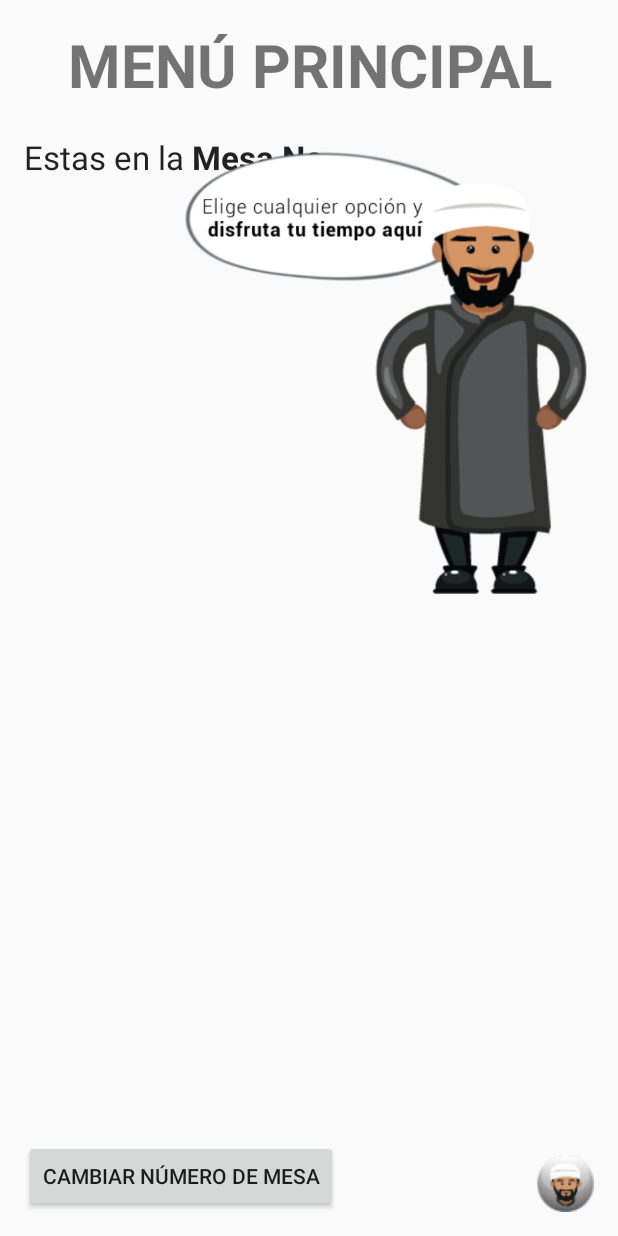
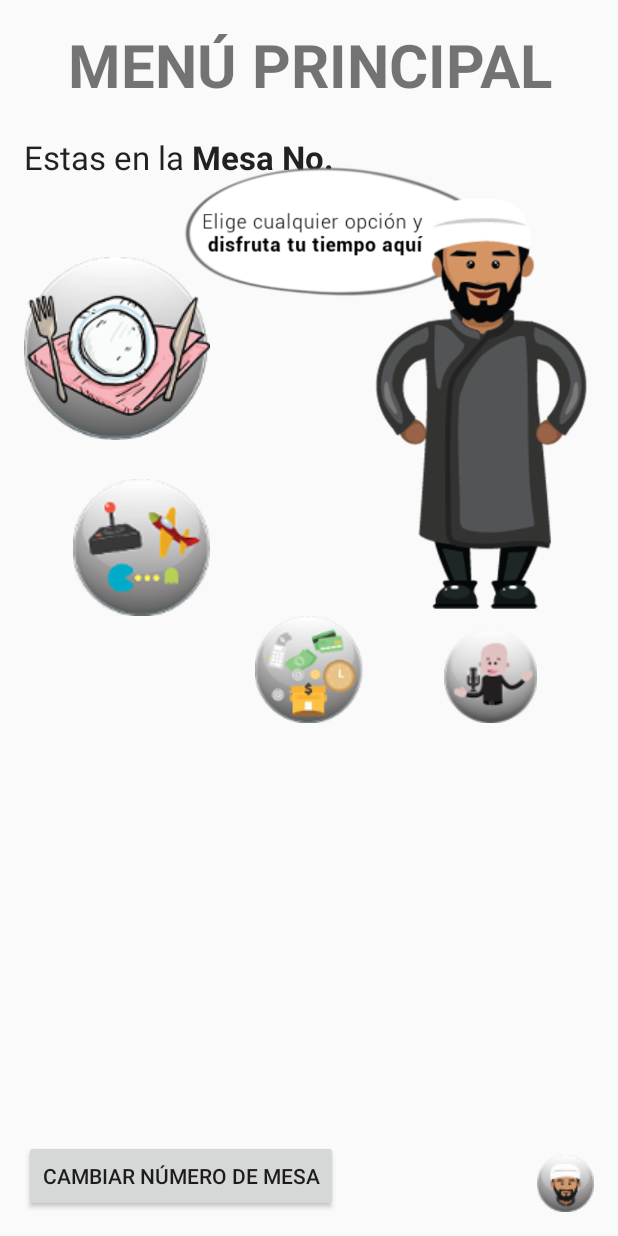
Before and after one commit to ronaldvenegasp/Dharma, an Android app: the layout activity_menu_principal.xml on its own in the app's theme, with its tools: preview values and no code run, on a phone screen of 412 x 824 dp. Run offline under Robolectric (Android 15) with nearby library versions, the phone set to English and light mode, and no system bars.

Commit message:
Botones agregados al menú principal (todos los tamaños)

```diff
--- a/app/src/main/res/layout-large/activity_menu_principal.xml
+++ b/app/src/main/res/layout-large/activity_menu_principal.xml
@@ -64,6 +64,7 @@
         android:src="@drawable/menu_principal"
         android:layout_alignParentTop="true"
         android:layout_alignParentEnd="true"
+        android:layout_marginTop="10dp"
         android:layout_toEndOf="@+id/textView9" />
 
     <ImageView
@@ -74,4 +75,39 @@
         android:layout_alignBottom="@+id/boton_cambiar_mesa"
         android:layout_alignParentEnd="true" />
 
+    <ImageView
+        android:layout_width="wrap_content"
+        android:layout_height="wrap_content"
+        android:id="@+id/pedir_plato"
+        android:src="@drawable/pedir_plato"
+        android:layout_above="@+id/imageView4"
+        android:layout_alignParentStart="true"
+        android:layout_marginBottom="26dp" />
+
+    <ImageView
+        android:layout_width="wrap_content"
+        android:layout_height="wrap_content"
+        android:id="@+id/imageView4"
+        android:src="@drawable/entretenimiento"
+        android:layout_above="@+id/imageView5"
+        android:layout_alignEnd="@+id/pedir_plato" />
+
+    <ImageView
+        android:layout_width="wrap_content"
+        android:layout_height="wrap_content"
+        android:id="@+id/imageView5"
+        android:src="@drawable/pagar"
+        android:layout_alignBottom="@+id/imageView3"
+        android:layout_centerHorizontal="true"
+        android:layout_marginBottom="10dp" />
+
+    <ImageView
+        android:layout_width="wrap_content"
+        android:layout_height="wrap_content"
+        android:id="@+id/imageView6"
+        android:src="@drawable/pqrs"
+        android:layout_alignBottom="@+id/imageView3"
+        android:layout_toStartOf="@+id/boton_ayuda"
+        android:layout_marginBottom="10dp" />
+
 </RelativeLayout>
--- a/app/src/main/res/layout-small/activity_menu_principal.xml
+++ b/app/src/main/res/layout-small/activity_menu_principal.xml
@@ -62,9 +62,10 @@
         android:layout_height="wrap_content"
         android:id="@+id/imageView3"
         android:src="@drawable/menu_principal"
-        android:layout_below="@+id/título"
+        android:layout_alignParentTop="true"
         android:layout_alignParentEnd="true"
-        android:layout_alignStart="@+id/textView8" />
+        android:layout_marginTop="10dp"
+        android:layout_toEndOf="@+id/textView9" />
 
     <ImageView
         android:layout_width="wrap_content"
@@ -74,4 +75,39 @@
         android:layout_alignBottom="@+id/boton_cambiar_mesa"
         android:layout_alignParentEnd="true" />
 
+    <ImageView
+        android:layout_width="wrap_content"
+        android:layout_height="wrap_content"
+        android:id="@+id/pedir_plato"
+        android:src="@drawable/pedir_plato"
+        android:layout_above="@+id/imageView4"
+        android:layout_alignParentStart="true"
+        android:layout_marginBottom="26dp" />
+
+    <ImageView
+        android:layout_width="wrap_content"
+        android:layout_height="wrap_content"
+        android:id="@+id/imageView4"
+        android:src="@drawable/entretenimiento"
+        android:layout_above="@+id/imageView5"
+        android:layout_alignEnd="@+id/pedir_plato" />
+
+    <ImageView
+        android:layout_width="wrap_content"
+        android:layout_height="wrap_content"
+        android:id="@+id/imageView5"
+        android:src="@drawable/pagar"
+        android:layout_alignBottom="@+id/imageView3"
+        android:layout_centerHorizontal="true"
+        android:layout_marginBottom="10dp" />
+
+    <ImageView
+        android:layout_width="wrap_content"
+        android:layout_height="wrap_content"
+        android:id="@+id/imageView6"
+        android:src="@drawable/pqrs"
+        android:layout_alignBottom="@+id/imageView3"
+        android:layout_toStartOf="@+id/boton_ayuda"
+        android:layout_marginBottom="10dp" />
+
 </RelativeLayout>
--- a/app/src/main/res/layout-sw600dp/activity_menu_principal.xml
+++ b/app/src/main/res/layout-sw600dp/activity_menu_principal.xml
@@ -62,9 +62,10 @@
         android:layout_height="wrap_content"
         android:id="@+id/imageView3"
         android:src="@drawable/menu_principal"
-        android:layout_below="@+id/título"
+        android:layout_alignParentTop="true"
         android:layout_alignParentEnd="true"
-        android:layout_alignStart="@+id/textView8" />
+        android:layout_marginTop="10dp"
+        android:layout_toEndOf="@+id/textView9" />
 
     <ImageView
         android:layout_width="wrap_content"
@@ -74,4 +75,39 @@
         android:layout_alignBottom="@+id/boton_cambiar_mesa"
         android:layout_alignParentEnd="true" />
 
+    <ImageView
+        android:layout_width="wrap_content"
+        android:layout_height="wrap_content"
+        android:id="@+id/pedir_plato"
+        android:src="@drawable/pedir_plato"
+        android:layout_above="@+id/imageView4"
+        android:layout_alignParentStart="true"
+        android:layout_marginBottom="26dp" />
+
+    <ImageView
+        android:layout_width="wrap_content"
+        android:layout_height="wrap_content"
+        android:id="@+id/imageView4"
+        android:src="@drawable/entretenimiento"
+        android:layout_above="@+id/imageView5"
+        android:layout_alignEnd="@+id/pedir_plato" />
+
+    <ImageView
+        android:layout_width="wrap_content"
+        android:layout_height="wrap_content"
+        android:id="@+id/imageView5"
+        android:src="@drawable/pagar"
+        android:layout_alignBottom="@+id/imageView3"
+        android:layout_centerHorizontal="true"
+        android:layout_marginBottom="10dp" />
+
+    <ImageView
+        android:layout_width="wrap_content"
+        android:layout_height="wrap_content"
+        android:id="@+id/imageView6"
+        android:src="@drawable/pqrs"
+        android:layout_alignBottom="@+id/imageView3"
+        android:layout_toStartOf="@+id/boton_ayuda"
+        android:layout_marginBottom="10dp" />
+
 </RelativeLayout>
--- a/app/src/main/res/layout-sw720dp/activity_menu_principal.xml
+++ b/app/src/main/res/layout-sw720dp/activity_menu_principal.xml
@@ -62,9 +62,10 @@
         android:layout_height="wrap_content"
         android:id="@+id/imageView3"
         android:src="@drawable/menu_principal"
-        android:layout_below="@+id/título"
+        android:layout_alignParentTop="true"
         android:layout_alignParentEnd="true"
-        android:layout_alignStart="@+id/textView8" />
+        android:layout_marginTop="10dp"
+        android:layout_toEndOf="@+id/textView9" />
 
     <ImageView
         android:layout_width="wrap_content"
@@ -74,4 +75,39 @@
         android:layout_alignBottom="@+id/boton_cambiar_mesa"
         android:layout_alignParentEnd="true" />
 
+    <ImageView
+        android:layout_width="wrap_content"
+        android:layout_height="wrap_content"
+        android:id="@+id/pedir_plato"
+        android:src="@drawable/pedir_plato"
+        android:layout_above="@+id/imageView4"
+        android:layout_alignParentStart="true"
+        android:layout_marginBottom="26dp" />
+
+    <ImageView
+        android:layout_width="wrap_content"
+        android:layout_height="wrap_content"
+        android:id="@+id/imageView4"
+        android:src="@drawable/entretenimiento"
+        android:layout_above="@+id/imageView5"
+        android:layout_alignEnd="@+id/pedir_plato" />
+
+    <ImageView
+        android:layout_width="wrap_content"
+        android:layout_height="wrap_content"
+        android:id="@+id/imageView5"
+        android:src="@drawable/pagar"
+        android:layout_alignBottom="@+id/imageView3"
+        android:layout_centerHorizontal="true"
+        android:layout_marginBottom="10dp" />
+
+    <ImageView
+        android:layout_width="wrap_content"
+        android:layout_height="wrap_content"
+        android:id="@+id/imageView6"
+        android:src="@drawable/pqrs"
+        android:layout_alignBottom="@+id/imageView3"
+        android:layout_toStartOf="@+id/boton_ayuda"
+        android:layout_marginBottom="10dp" />
+
 </RelativeLayout>
--- a/app/src/main/res/layout-xlarge-land/activity_menu_principal.xml
+++ b/app/src/main/res/layout-xlarge-land/activity_menu_principal.xml
@@ -62,9 +62,10 @@
         android:layout_height="wrap_content"
         android:id="@+id/imageView3"
         android:src="@drawable/menu_principal"
-        android:layout_below="@+id/título"
+        android:layout_alignParentTop="true"
         android:layout_alignParentEnd="true"
-        android:layout_alignStart="@+id/textView8" />
+        android:layout_marginTop="10dp"
+        android:layout_toEndOf="@+id/textView9" />
 
     <ImageView
         android:layout_width="wrap_content"
@@ -74,4 +75,39 @@
         android:layout_alignBottom="@+id/boton_cambiar_mesa"
         android:layout_alignParentEnd="true" />
 
+    <ImageView
+        android:layout_width="wrap_content"
+        android:layout_height="wrap_content"
+        android:id="@+id/pedir_plato"
+        android:src="@drawable/pedir_plato"
+        android:layout_above="@+id/imageView4"
+        android:layout_alignParentStart="true"
+        android:layout_marginBottom="26dp" />
+
+    <ImageView
+        android:layout_width="wrap_content"
+        android:layout_height="wrap_content"
+        android:id="@+id/imageView4"
+        android:src="@drawable/entretenimiento"
+        android:layout_above="@+id/imageView5"
+        android:layout_alignEnd="@+id/pedir_plato" />
+
+    <ImageView
+        android:layout_width="wrap_content"
+        android:layout_height="wrap_content"
+        android:id="@+id/imageView5"
+        android:src="@drawable/pagar"
+        android:layout_alignBottom="@+id/imageView3"
+        android:layout_centerHorizontal="true"
+        android:layout_marginBottom="10dp" />
+
+    <ImageView
+        android:layout_width="wrap_content"
+        android:layout_height="wrap_content"
+        android:id="@+id/imageView6"
+        android:src="@drawable/pqrs"
+        android:layout_alignBottom="@+id/imageView3"
+        android:layout_toStartOf="@+id/boton_ayuda"
+        android:layout_marginBottom="10dp" />
+
 </RelativeLayout>
--- a/app/src/main/res/layout-xlarge/activity_menu_principal.xml
+++ b/app/src/main/res/layout-xlarge/activity_menu_principal.xml
@@ -62,9 +62,10 @@
         android:layout_height="wrap_content"
         android:id="@+id/imageView3"
         android:src="@drawable/menu_principal"
-        android:layout_below="@+id/título"
+        android:layout_alignParentTop="true"
         android:layout_alignParentEnd="true"
-        android:layout_alignStart="@+id/textView8" />
+        android:layout_marginTop="10dp"
+        android:layout_toEndOf="@+id/textView9" />
 
     <ImageView
         android:layout_width="wrap_content"
@@ -74,4 +75,39 @@
         android:layout_alignBottom="@+id/boton_cambiar_mesa"
         android:layout_alignParentEnd="true" />
 
+    <ImageView
+        android:layout_width="wrap_content"
+        android:layout_height="wrap_content"
+        android:id="@+id/pedir_plato"
+        android:src="@drawable/pedir_plato"
+        android:layout_above="@+id/imageView4"
+        android:layout_alignParentStart="true"
+        android:layout_marginBottom="26dp" />
+
+    <ImageView
+        android:layout_width="wrap_content"
+        android:layout_height="wrap_content"
+        android:id="@+id/imageView4"
+        android:src="@drawable/entretenimiento"
+        android:layout_above="@+id/imageView5"
+        android:layout_alignEnd="@+id/pedir_plato" />
+
+    <ImageView
+        android:layout_width="wrap_content"
+        android:layout_height="wrap_content"
+        android:id="@+id/imageView5"
+        android:src="@drawable/pagar"
+        android:layout_alignBottom="@+id/imageView3"
+        android:layout_centerHorizontal="true"
+        android:layout_marginBottom="10dp" />
+
+    <ImageView
+        android:layout_width="wrap_content"
+        android:layout_height="wrap_content"
+        android:id="@+id/imageView6"
+        android:src="@drawable/pqrs"
+        android:layout_alignBottom="@+id/imageView3"
+        android:layout_toStartOf="@+id/boton_ayuda"
+        android:layout_marginBottom="10dp" />
+
 </RelativeLayout>
--- a/app/src/main/res/layout/activity_menu_principal.xml
+++ b/app/src/main/res/layout/activity_menu_principal.xml
@@ -64,6 +64,7 @@
         android:src="@drawable/menu_principal"
         android:layout_alignParentTop="true"
         android:layout_alignParentEnd="true"
+        android:layout_marginTop="10dp"
         android:layout_toEndOf="@+id/textView9" />
 
     <ImageView
@@ -74,4 +75,39 @@
         android:layout_alignBottom="@+id/boton_cambiar_mesa"
         android:layout_alignParentEnd="true" />
 
+    <ImageView
+        android:layout_width="wrap_content"
+        android:layout_height="wrap_content"
+        android:id="@+id/pedir_plato"
+        android:src="@drawable/pedir_plato"
+        android:layout_above="@+id/imageView4"
+        android:layout_alignParentStart="true"
+        android:layout_marginBottom="26dp" />
+
+    <ImageView
+        android:layout_width="wrap_content"
+        android:layout_height="wrap_content"
+        android:id="@+id/imageView4"
+        android:src="@drawable/entretenimiento"
+        android:layout_above="@+id/imageView5"
+        android:layout_alignEnd="@+id/pedir_plato" />
+
+    <ImageView
+        android:layout_width="wrap_content"
+        android:layout_height="wrap_content"
+        android:id="@+id/imageView5"
+        android:src="@drawable/pagar"
+        android:layout_alignBottom="@+id/imageView3"
+        android:layout_centerHorizontal="true"
+        android:layout_marginBottom="10dp" />
+
+    <ImageView
+        android:layout_width="wrap_content"
+        android:layout_height="wrap_content"
+        android:id="@+id/imageView6"
+        android:src="@drawable/pqrs"
+        android:layout_alignBottom="@+id/imageView3"
+        android:layout_toStartOf="@+id/boton_ayuda"
+        android:layout_marginBottom="10dp" />
+
 </RelativeLayout>
--- a/app/src/main/res/menu/menu_scrolling.xml
+++ /dev/null
@@ -1,10 +0,0 @@
-<menu xmlns:android="http://schemas.android.com/apk/res/android"
-    xmlns:app="http://schemas.android.com/apk/res-auto"
-    xmlns:tools="http://schemas.android.com/tools"
-    tools:context="com.example.personal.dharma.ScrollingActivity">
-    <item
-        android:id="@+id/action_settings"
-        android:orderInCategory="100"
-        android:title="@string/action_settings"
-        app:showAsAction="never" />
-</menu>
```
Also changed, not shown: app/src/main/res/drawable/pqrs.png (added).
